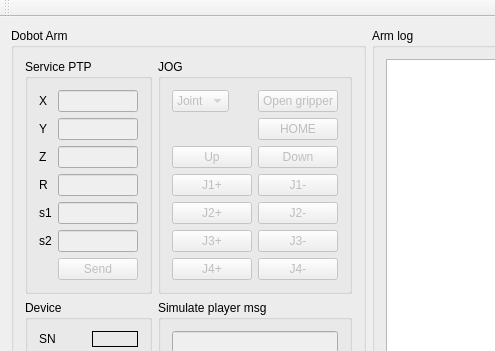
marianexyx/DobotChess, file mainwindow.ui: the form before one commit; both pictures show x 0 to 495 and y 0 to 351 of the 1034 by 681 pixel window.
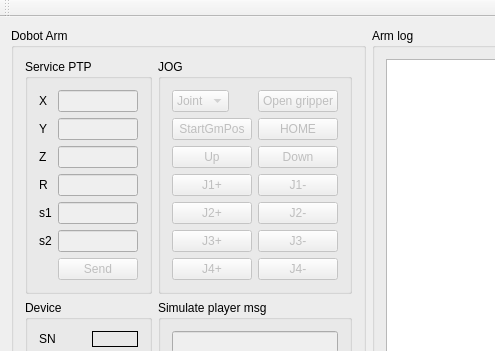
The form after the commit.

Patch:
```diff
--- a/mainwindow.ui
+++ b/mainwindow.ui
@@ -7,7 +7,7 @@
     <x>0</x>
     <y>0</y>
     <width>1034</width>
-    <height>643</height>
+    <height>662</height>
    </rect>
   </property>
   <property name="windowTitle">
@@ -330,19 +330,6 @@
             </property>
            </widget>
           </item>
-          <item row="1" column="0">
-           <spacer name="verticalSpacer_3">
-            <property name="orientation">
-             <enum>Qt::Vertical</enum>
-            </property>
-            <property name="sizeHint" stdset="0">
-             <size>
-              <width>20</width>
-              <height>40</height>
-             </size>
-            </property>
-           </spacer>
-          </item>
           <item row="1" column="1">
            <widget class="QPushButton" name="homeBtn">
             <property name="enabled">
@@ -453,6 +440,16 @@
             </property>
            </widget>
           </item>
+          <item row="1" column="0">
+           <widget class="QPushButton" name="startPosBtn">
+            <property name="enabled">
+             <bool>false</bool>
+            </property>
+            <property name="text">
+             <string>StartGmPos</string>
+            </property>
+           </widget>
+          </item>
          </layout>
         </widget>
        </item>
```
